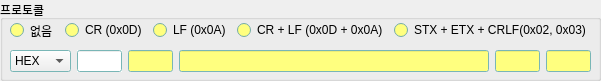
Qt form src/widgets/inputWidget/protocolAssembler/ui.ui (RavenKyu/DataPort) before a commit.
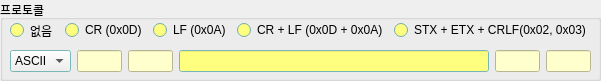
The same form after that commit.

Patch:
```diff
--- a/src/widgets/inputWidget/protocolAssembler/ui.ui
+++ b/src/widgets/inputWidget/protocolAssembler/ui.ui
@@ -184,6 +184,9 @@
        <property name="layoutDirection">
         <enum>Qt::LeftToRight</enum>
        </property>
+       <property name="currentIndex">
+        <number>1</number>
+       </property>
        <item>
         <property name="text">
          <string>HEX</string>
@@ -207,34 +210,88 @@
        <property name="palette">
         <palette>
          <active>
+          <colorrole role="Button">
+           <brush brushstyle="SolidPattern">
+            <color alpha="255">
+             <red>255</red>
+             <green>255</green>
+             <blue>206</blue>
+            </color>
+           </brush>
+          </colorrole>
           <colorrole role="Base">
            <brush brushstyle="SolidPattern">
             <color alpha="255">
              <red>255</red>
              <green>255</green>
-             <blue>255</blue>
+             <blue>206</blue>
+            </color>
+           </brush>
+          </colorrole>
+          <colorrole role="Window">
+           <brush brushstyle="SolidPattern">
+            <color alpha="255">
+             <red>255</red>
+             <green>255</green>
+             <blue>206</blue>
             </color>
            </brush>
           </colorrole>
          </active>
          <inactive>
+          <colorrole role="Button">
+           <brush brushstyle="SolidPattern">
+            <color alpha="255">
+             <red>255</red>
+             <green>255</green>
+             <blue>206</blue>
+            </color>
+           </brush>
+          </colorrole>
           <colorrole role="Base">
            <brush brushstyle="SolidPattern">
             <color alpha="255">
              <red>255</red>
              <green>255</green>
-             <blue>255</blue>
+             <blue>206</blue>
+            </color>
+           </brush>
+          </colorrole>
+          <colorrole role="Window">
+           <brush brushstyle="SolidPattern">
+            <color alpha="255">
+             <red>255</red>
+             <green>255</green>
+             <blue>206</blue>
             </color>
            </brush>
           </colorrole>
          </inactive>
          <disabled>
+          <colorrole role="Button">
+           <brush brushstyle="SolidPattern">
+            <color alpha="255">
+             <red>255</red>
+             <green>255</green>
+             <blue>206</blue>
+            </color>
+           </brush>
+          </colorrole>
           <colorrole role="Base">
            <brush brushstyle="SolidPattern">
             <color alpha="255">
-             <red>240</red>
-             <green>240</green>
-             <blue>240</blue>
+             <red>255</red>
+             <green>255</green>
+             <blue>206</blue>
+            </color>
+           </brush>
+          </colorrole>
+          <colorrole role="Window">
+           <brush brushstyle="SolidPattern">
+            <color alpha="255">
+             <red>255</red>
+             <green>255</green>
+             <blue>206</blue>
             </color>
            </brush>
           </colorrole>
@@ -250,7 +307,10 @@
         <string extracomment="only HexCode"/>
        </property>
        <property name="autoFillBackground">
-        <bool>true</bool>
+        <bool>false</bool>
+       </property>
+       <property name="styleSheet">
+        <string notr="true">background-color: rgb(255, 255, 206);</string>
        </property>
        <property name="text">
         <string/>
@@ -265,6 +325,9 @@
          <height>16777215</height>
         </size>
        </property>
+       <property name="styleSheet">
+        <string notr="true">background-color: rgb(255, 255, 206);</string>
+       </property>
       </widget>
      </item>
      <item>
@@ -297,6 +360,9 @@
          <height>16777215</height>
         </size>
        </property>
+       <property name="styleSheet">
+        <string notr="true">background-color: rgb(255, 255, 206);</string>
+       </property>
       </widget>
      </item>
      <item>
@@ -307,6 +373,9 @@
          <height>16777215</height>
         </size>
        </property>
+       <property name="styleSheet">
+        <string notr="true">background-color: rgb(255, 255, 206);</string>
+       </property>
       </widget>
      </item>
     </layout>
```
